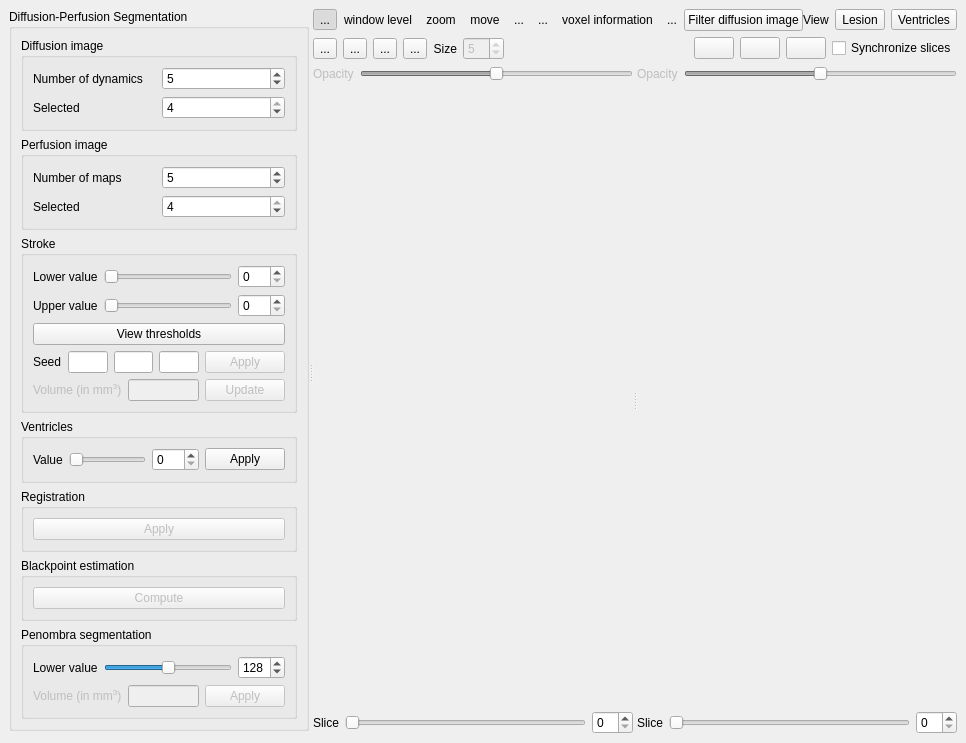
Qt form starviewer/src/extensions/playground/diffusionperfusionsegmentation/qdifuperfuextensionbase.ui (starviewer-medical/starviewer) before a commit.
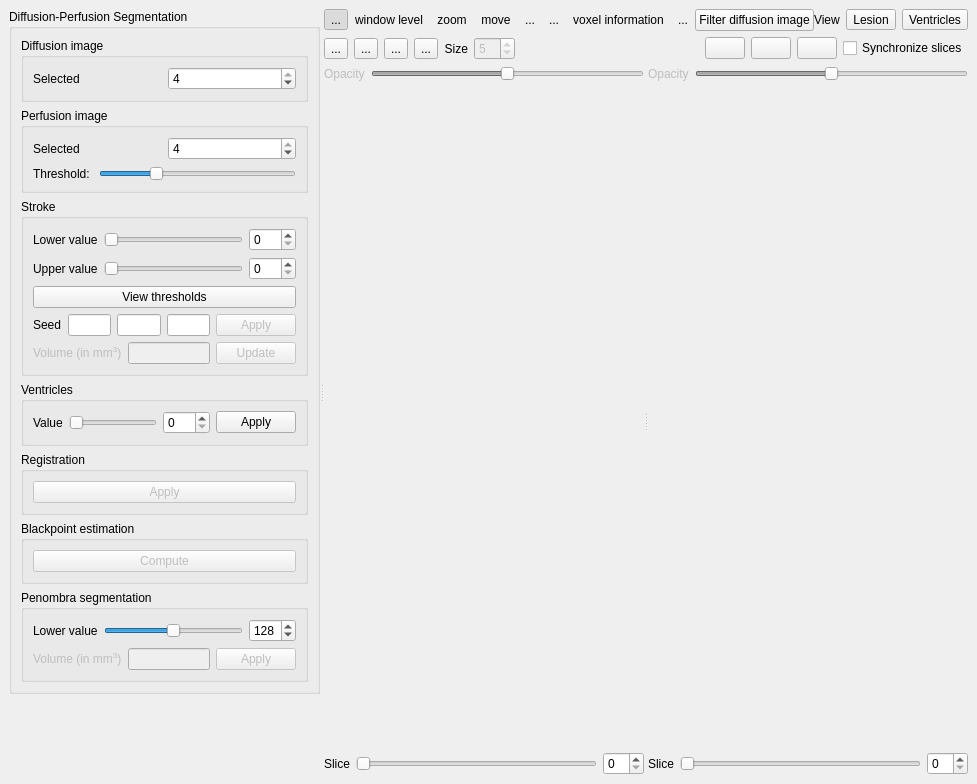
The same form after that commit. The open tabs and pages were chosen to show the change. Icons and pictures are not drawn. Custom widgets are drawn as their Qt base class.

```diff
--- a/starviewer/src/extensions/playground/diffusionperfusionsegmentation/qdifuperfuextensionbase.ui
+++ b/starviewer/src/extensions/playground/diffusionperfusionsegmentation/qdifuperfuextensionbase.ui
@@ -5,14 +5,14 @@
    <rect>
     <x>0</x>
     <y>0</y>
-    <width>944</width>
-    <height>743</height>
+    <width>977</width>
+    <height>784</height>
    </rect>
   </property>
   <property name="windowTitle" >
    <string>Form</string>
   </property>
-  <layout class="QHBoxLayout" >
+  <layout class="QVBoxLayout" >
    <property name="margin" >
     <number>9</number>
    </property>
@@ -56,36 +56,6 @@
              <property name="spacing" >
               <number>6</number>
              </property>
-             <item>
-              <layout class="QHBoxLayout" >
-               <property name="margin" >
-                <number>0</number>
-               </property>
-               <property name="spacing" >
-                <number>6</number>
-               </property>
-               <item>
-                <widget class="QLabel" name="m_totalDiffusionImagesLabel" >
-                 <property name="text" >
-                  <string>Number of dynamics</string>
-                 </property>
-                 <property name="buddy" >
-                  <cstring>m_totalDiffusionImagesSpinBox</cstring>
-                 </property>
-                </widget>
-               </item>
-               <item>
-                <widget class="QSpinBox" name="m_totalDiffusionImagesSpinBox" >
-                 <property name="minimum" >
-                  <number>1</number>
-                 </property>
-                 <property name="value" >
-                  <number>5</number>
-                 </property>
-                </widget>
-               </item>
-              </layout>
-             </item>
              <item>
               <layout class="QHBoxLayout" >
                <property name="margin" >
@@ -161,33 +131,6 @@
                  <property name="spacing" >
                   <number>6</number>
                  </property>
-                 <item>
-                  <layout class="QHBoxLayout" >
-                   <property name="margin" >
-                    <number>0</number>
-                   </property>
-                   <property name="spacing" >
-                    <number>6</number>
-                   </property>
-                   <item>
-                    <widget class="QLabel" name="m_totalPerfusionImagesLabel" >
-                     <property name="text" >
-                      <string>Number of maps</string>
-                     </property>
-                    </widget>
-                   </item>
-                   <item>
-                    <widget class="QSpinBox" name="m_totalPerfusionImagesSpinBox" >
-                     <property name="minimum" >
-                      <number>1</number>
-                     </property>
-                     <property name="value" >
-                      <number>5</number>
-                     </property>
-                    </widget>
-                   </item>
-                  </layout>
-                 </item>
                  <item>
                   <layout class="QHBoxLayout" >
                    <property name="margin" >
@@ -215,6 +158,36 @@
                    </item>
                   </layout>
                  </item>
+                 <item>
+                  <layout class="QHBoxLayout" >
+                   <property name="margin" >
+                    <number>0</number>
+                   </property>
+                   <property name="spacing" >
+                    <number>6</number>
+                   </property>
+                   <item>
+                    <widget class="QLabel" name="m_perfusionThresholdViewerLabel" >
+                     <property name="text" >
+                      <string>Threshold: </string>
+                     </property>
+                    </widget>
+                   </item>
+                   <item>
+                    <widget class="QSlider" name="m_perfusionThresholdViewerSlider" >
+                     <property name="maximum" >
+                      <number>255</number>
+                     </property>
+                     <property name="value" >
+                      <number>70</number>
+                     </property>
+                     <property name="orientation" >
+                      <enum>Qt::Horizontal</enum>
+                     </property>
+                    </widget>
+                   </item>
+                  </layout>
+                 </item>
                 </layout>
                </widget>
               </widget>
```
Left out of the diff: 2 changed lines with no effect on the pictures.
